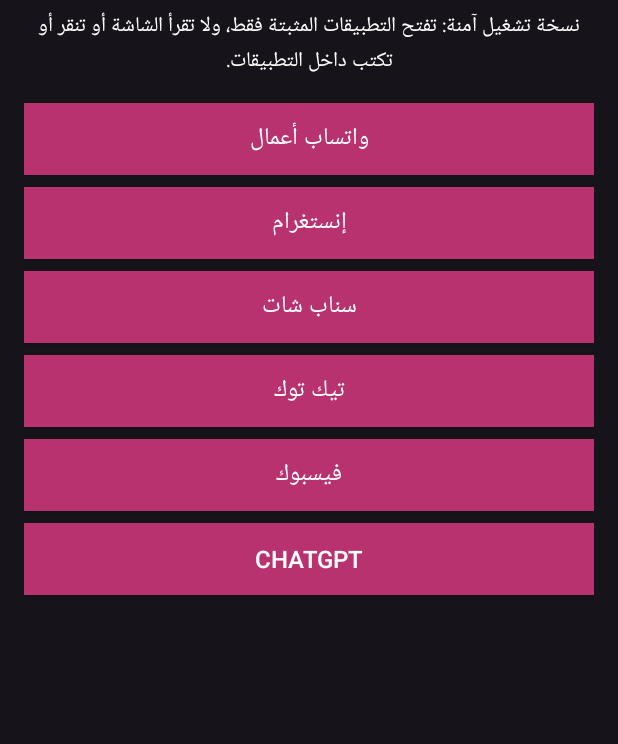
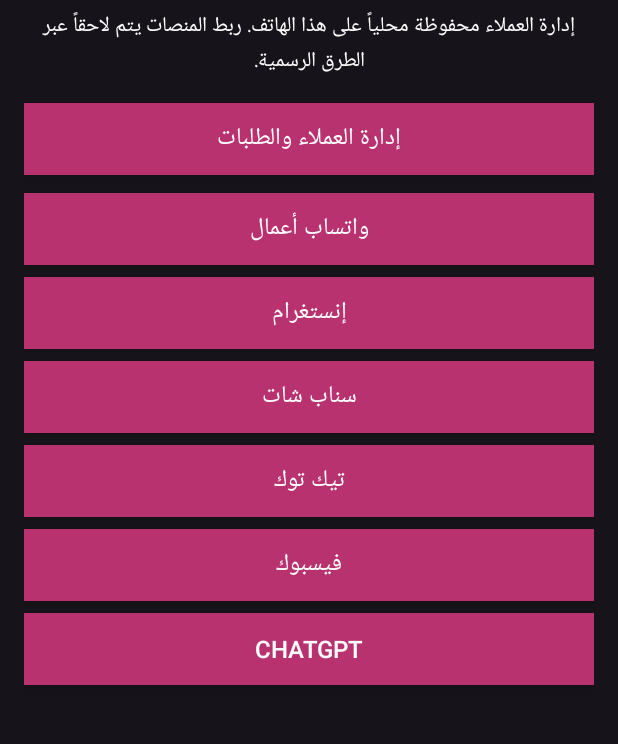
Before and after one commit to omarhal2288-commits/marine-assistant-2026, an Android app: the screen it shows after launch (MainActivity), on a phone screen of 412 x 824 dp, the part 119-863 px from its top. Run offline under Robolectric (Android 15) with nearby library versions, the phone set to English and light mode, and no system bars.

Commit message:
Add customer management entry to main screen

```diff
--- a/app/src/main/java/com/marine/assistant/MainActivity.kt
+++ b/app/src/main/java/com/marine/assistant/MainActivity.kt
@@ -1,6 +1,7 @@
 package com.marine.assistant
 
 import android.app.Activity
+import android.content.Intent
 import android.os.Bundle
 import android.view.Gravity
 import android.view.ViewGroup
@@ -41,13 +42,25 @@ class MainActivity : Activity() {
         }
         content.addView(title, match())
         val note = TextView(this).apply {
-            text = "نسخة تشغيل آمنة: تفتح التطبيقات المثبتة فقط، ولا تقرأ الشاشة أو تنقر أو تكتب داخل التطبيقات."
+            text = "إدارة العملاء محفوظة محلياً على هذا الهاتف. ربط المنصات يتم لاحقاً عبر الطرق الرسمية."
             textSize = 14f
             setTextColor(0xFFFFFFFF.toInt())
             gravity = Gravity.CENTER
             setPadding(0, 8, 0, 18)
         }
         content.addView(note, match())
+
+        val contactsButton = Button(this).apply {
+            text = "إدارة العملاء والطلبات"
+            textSize = 16f
+            setTextColor(0xFFFFFFFF.toInt())
+            setBackgroundColor(0xFFB83270.toInt())
+            setOnClickListener { startActivity(Intent(this@MainActivity, ContactsActivity::class.java)) }
+        }
+        val contactParams = LinearLayout.LayoutParams(-1, ViewGroup.LayoutParams.WRAP_CONTENT)
+        contactParams.setMargins(0, 6, 0, 12)
+        content.addView(contactsButton, contactParams)
+
         apps.forEach { (label, packageName) ->
             val button = Button(this).apply {
                 text = label
```
